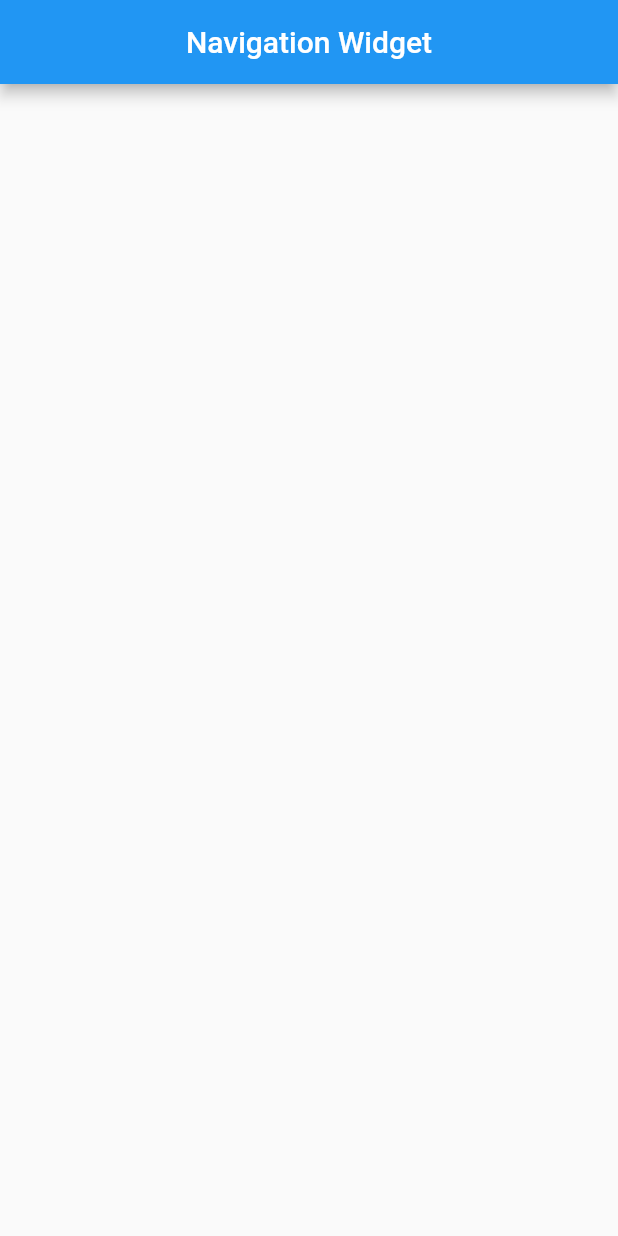
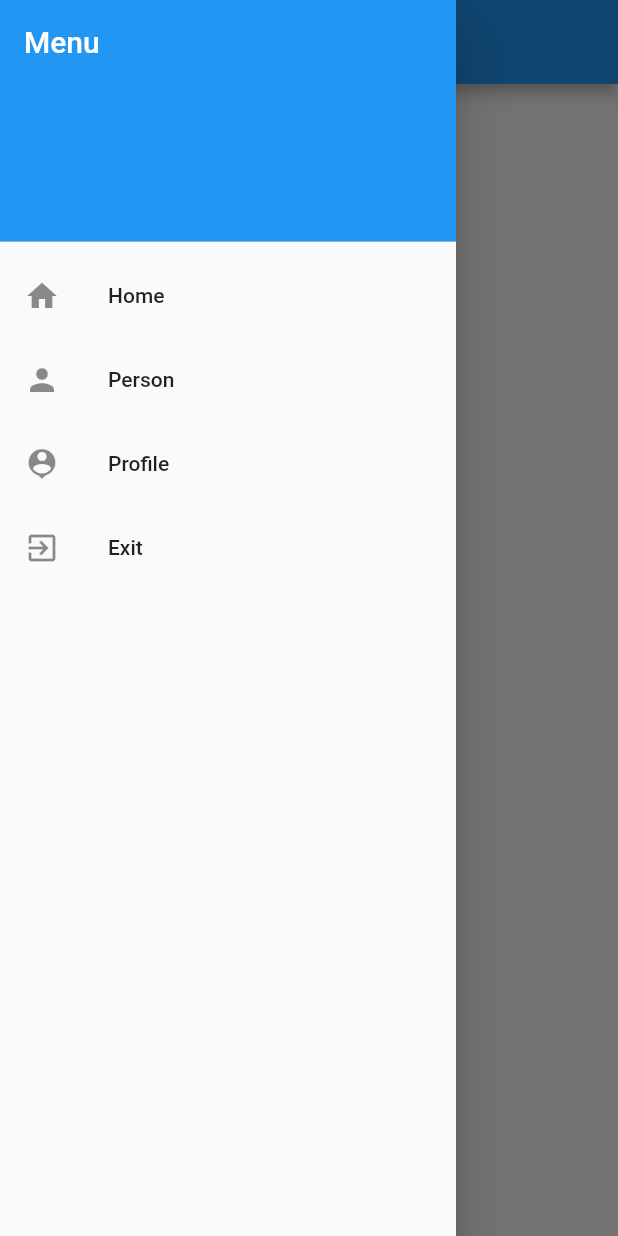
Before and after one commit to SalehAkramSifat/Flutter-Navigation-Widgets, a Flutter app: the screen it shows after launch, with the side drawer open (before the commit the screen has no drawer), on a phone screen of 412 x 824 dp. Run offline on Flutter 3.47's test engine with Material 2 defaults, Android fonts, the phone set to English and light mode, and no system bars; missing offline and left inert: dart:js.

Commit message:
Initial Commit

```diff
--- a/lib/main.dart
+++ b/lib/main.dart
@@ -21,6 +21,16 @@ class HomeActivity extends StatelessWidget{
   @override
   Widget build(BuildContext context) {
     return Scaffold(appBar: AppBar(title: Text("Navigation Widget"),centerTitle: true,),
+      drawer: Drawer(child: ListView(padding: EdgeInsets.zero,
+        children: [
+          DrawerHeader(decoration: BoxDecoration(color: Colors.blue,),
+            child: Text("Menu", style: TextStyle(color: Colors.white, fontSize: 20),),),
+
+          ListTile(leading: Icon(Icons.home),title: Text("Home"),onTap: (){Navigator.pop(context);},),
+          ListTile(leading: Icon(Icons.person),title: Text("Person"),),
+          ListTile(leading: Icon(Icons.person_pin),title: Text("Profile"),),
+          ListTile(leading: Icon(Icons.exit_to_app),title: Text("Exit"),onTap: (){Navigator.pop(context);},)
+        ],)),
 
     );
   }
```
